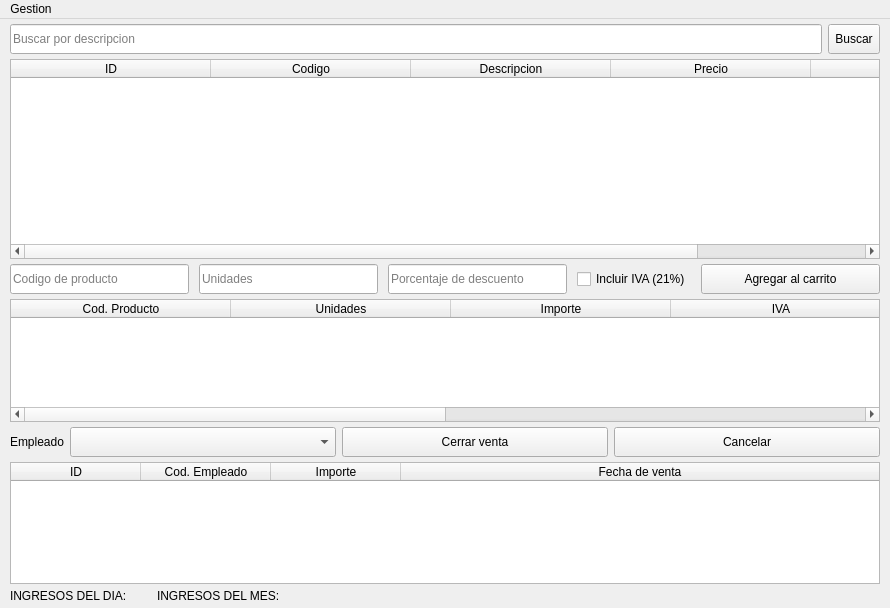
schulz-franco/gestor_de_ventas, file uis/interfazGestor.ui: the form before one commit.
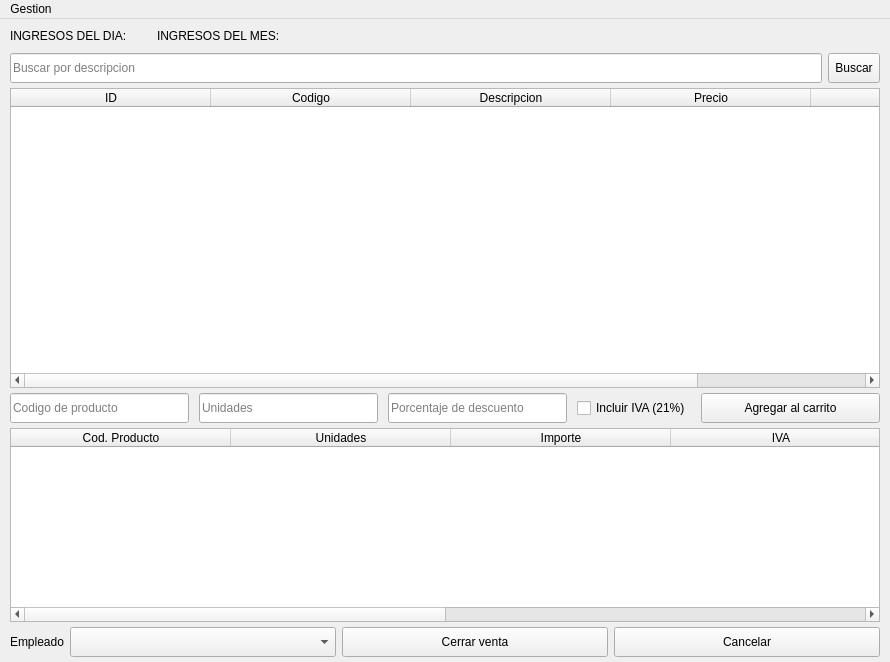
The form after the commit.

Commit message: reforma interfaz principal

```diff
--- a/uis/interfazGestor.ui
+++ b/uis/interfazGestor.ui
@@ -7,7 +7,7 @@
     <x>0</x>
     <y>0</y>
     <width>890</width>
-    <height>608</height>
+    <height>662</height>
    </rect>
   </property>
   <property name="windowTitle">
@@ -74,6 +74,70 @@
        <property name="bottomMargin">
         <number>0</number>
        </property>
+       <item>
+        <widget class="QFrame" name="frame_12">
+         <property name="sizePolicy">
+          <sizepolicy hsizetype="Fixed" vsizetype="Fixed">
+           <horstretch>0</horstretch>
+           <verstretch>0</verstretch>
+          </sizepolicy>
+         </property>
+         <property name="styleSheet">
+          <string notr="true">QFrame#frame_12 {
+border: none;
+}</string>
+         </property>
+         <property name="frameShape">
+          <enum>QFrame::StyledPanel</enum>
+         </property>
+         <property name="frameShadow">
+          <enum>QFrame::Raised</enum>
+         </property>
+         <layout class="QHBoxLayout" name="horizontalLayout_7">
+          <property name="spacing">
+           <number>30</number>
+          </property>
+          <property name="leftMargin">
+           <number>0</number>
+          </property>
+          <property name="topMargin">
+           <number>5</number>
+          </property>
+          <property name="rightMargin">
+           <number>0</number>
+          </property>
+          <property name="bottomMargin">
+           <number>5</number>
+          </property>
+          <item>
+           <widget class="QLabel" name="ingresos_totales_dia">
+            <property name="sizePolicy">
+             <sizepolicy hsizetype="Fixed" vsizetype="Fixed">
+              <horstretch>0</horstretch>
+              <verstretch>0</verstretch>
+             </sizepolicy>
+            </property>
+            <property name="text">
+             <string>INGRESOS DEL DIA:</string>
+            </property>
+           </widget>
+          </item>
+          <item>
+           <widget class="QLabel" name="ingresos_totales">
+            <property name="sizePolicy">
+             <sizepolicy hsizetype="Fixed" vsizetype="Fixed">
+              <horstretch>0</horstretch>
+              <verstretch>0</verstretch>
+             </sizepolicy>
+            </property>
+            <property name="text">
+             <string>INGRESOS DEL MES:</string>
+            </property>
+           </widget>
+          </item>
+         </layout>
+        </widget>
+       </item>
        <item>
         <widget class="QFrame" name="frame">
          <property name="sizePolicy">
@@ -149,10 +213,16 @@
            <verstretch>0</verstretch>
           </sizepolicy>
          </property>
+         <property name="minimumSize">
+          <size>
+           <width>0</width>
+           <height>300</height>
+          </size>
+         </property>
          <property name="maximumSize">
           <size>
            <width>16777215</width>
-           <height>210</height>
+           <height>16777215</height>
           </size>
          </property>
          <property name="styleSheet">
@@ -185,7 +255,7 @@
           <item>
            <widget class="QTableWidget" name="tablaProductos">
             <property name="sizePolicy">
-             <sizepolicy hsizetype="Expanding" vsizetype="Fixed">
+             <sizepolicy hsizetype="Expanding" vsizetype="Preferred">
               <horstretch>0</horstretch>
               <verstretch>0</verstretch>
              </sizepolicy>
@@ -193,7 +263,7 @@
             <property name="minimumSize">
              <size>
               <width>0</width>
-              <height>200</height>
+              <height>300</height>
              </size>
             </property>
             <property name="sizeAdjustPolicy">
@@ -304,7 +374,7 @@
         <number>0</number>
        </property>
        <property name="bottomMargin">
-        <number>0</number>
+        <number>5</number>
        </property>
        <item>
         <widget class="QFrame" name="frame_6">
@@ -635,180 +705,6 @@
          </layout>
         </widget>
        </item>
-       <item>
-        <widget class="QFrame" name="frame_3">
-         <property name="sizePolicy">
-          <sizepolicy hsizetype="Preferred" vsizetype="Preferred">
-           <horstretch>0</horstretch>
-           <verstretch>0</verstretch>
-          </sizepolicy>
-         </property>
-         <property name="minimumSize">
-          <size>
-           <width>0</width>
-           <height>0</height>
-          </size>
-         </property>
-         <property name="maximumSize">
-          <size>
-           <width>16777215</width>
-           <height>16777215</height>
-          </size>
-         </property>
-         <property name="styleSheet">
-          <string notr="true">QFrame#frame_3 {
-border: none;
-}</string>
-         </property>
-         <property name="frameShape">
-          <enum>QFrame::StyledPanel</enum>
-         </property>
-         <property name="frameShadow">
-          <enum>QFrame::Raised</enum>
-         </property>
-         <layout class="QHBoxLayout" name="horizontalLayout_2">
-          <property name="spacing">
-           <number>0</number>
-          </property>
-          <property name="leftMargin">
-           <number>0</number>
-          </property>
-          <property name="topMargin">
-           <number>0</number>
-          </property>
-          <property name="rightMargin">
-           <number>0</number>
-          </property>
-          <property name="bottomMargin">
-           <number>0</number>
-          </property>
-          <item>
-           <widget class="QTableWidget" name="tablaVentas">
-            <property name="sizePolicy">
-             <sizepolicy hsizetype="Expanding" vsizetype="Preferred">
-              <horstretch>0</horstretch>
-              <verstretch>0</verstretch>
-             </sizepolicy>
-            </property>
-            <property name="sizeAdjustPolicy">
-             <enum>QAbstractScrollArea::AdjustToContentsOnFirstShow</enum>
-            </property>
-            <property name="editTriggers">
-             <set>QAbstractItemView::NoEditTriggers</set>
-            </property>
-            <property name="selectionMode">
-             <enum>QAbstractItemView::SingleSelection</enum>
-            </property>
-            <property name="selectionBehavior">
-             <enum>QAbstractItemView::SelectRows</enum>
-            </property>
-            <property name="showGrid">
-             <bool>false</bool>
-            </property>
-            <property name="gridStyle">
-             <enum>Qt::DotLine</enum>
-            </property>
-            <attribute name="horizontalHeaderDefaultSectionSize">
-             <number>90</number>
-            </attribute>
-            <attribute name="horizontalHeaderMinimumSectionSize">
-             <number>130</number>
-            </attribute>
-            <attribute name="horizontalHeaderStretchLastSection">
-             <bool>true</bool>
-            </attribute>
-            <attribute name="verticalHeaderDefaultSectionSize">
-             <number>23</number>
-            </attribute>
-            <column>
-             <property name="text">
-              <string>ID</string>
-             </property>
-            </column>
-            <column>
-             <property name="text">
-              <string>Cod. Empleado</string>
-             </property>
-            </column>
-            <column>
-             <property name="text">
-              <string>Importe</string>
-             </property>
-            </column>
-            <column>
-             <property name="text">
-              <string>Fecha de venta</string>
-             </property>
-            </column>
-           </widget>
-          </item>
-         </layout>
-        </widget>
-       </item>
-      </layout>
-     </widget>
-    </item>
-    <item>
-     <widget class="QFrame" name="frame_12">
-      <property name="sizePolicy">
-       <sizepolicy hsizetype="Fixed" vsizetype="Fixed">
-        <horstretch>0</horstretch>
-        <verstretch>0</verstretch>
-       </sizepolicy>
-      </property>
-      <property name="styleSheet">
-       <string notr="true">QFrame#frame_12 {
-border: none;
-}</string>
-      </property>
-      <property name="frameShape">
-       <enum>QFrame::StyledPanel</enum>
-      </property>
-      <property name="frameShadow">
-       <enum>QFrame::Raised</enum>
-      </property>
-      <layout class="QHBoxLayout" name="horizontalLayout_7">
-       <property name="spacing">
-        <number>30</number>
-       </property>
-       <property name="leftMargin">
-        <number>0</number>
-       </property>
-       <property name="topMargin">
-        <number>5</number>
-       </property>
-       <property name="rightMargin">
-        <number>0</number>
-       </property>
-       <property name="bottomMargin">
-        <number>5</number>
-       </property>
-       <item>
-        <widget class="QLabel" name="ingresos_totales_dia">
-         <property name="sizePolicy">
-          <sizepolicy hsizetype="Fixed" vsizetype="Fixed">
-           <horstretch>0</horstretch>
-           <verstretch>0</verstretch>
-          </sizepolicy>
-         </property>
-         <property name="text">
-          <string>INGRESOS DEL DIA:</string>
-         </property>
-        </widget>
-       </item>
-       <item>
-        <widget class="QLabel" name="ingresos_totales">
-         <property name="sizePolicy">
-          <sizepolicy hsizetype="Fixed" vsizetype="Fixed">
-           <horstretch>0</horstretch>
-           <verstretch>0</verstretch>
-          </sizepolicy>
-         </property>
-         <property name="text">
-          <string>INGRESOS DEL MES:</string>
-         </property>
-        </widget>
-       </item>
       </layout>
      </widget>
     </item>
```
Left out of the diff: 8 changed lines with no effect on the pictures. The commit also changes 7 other files.
